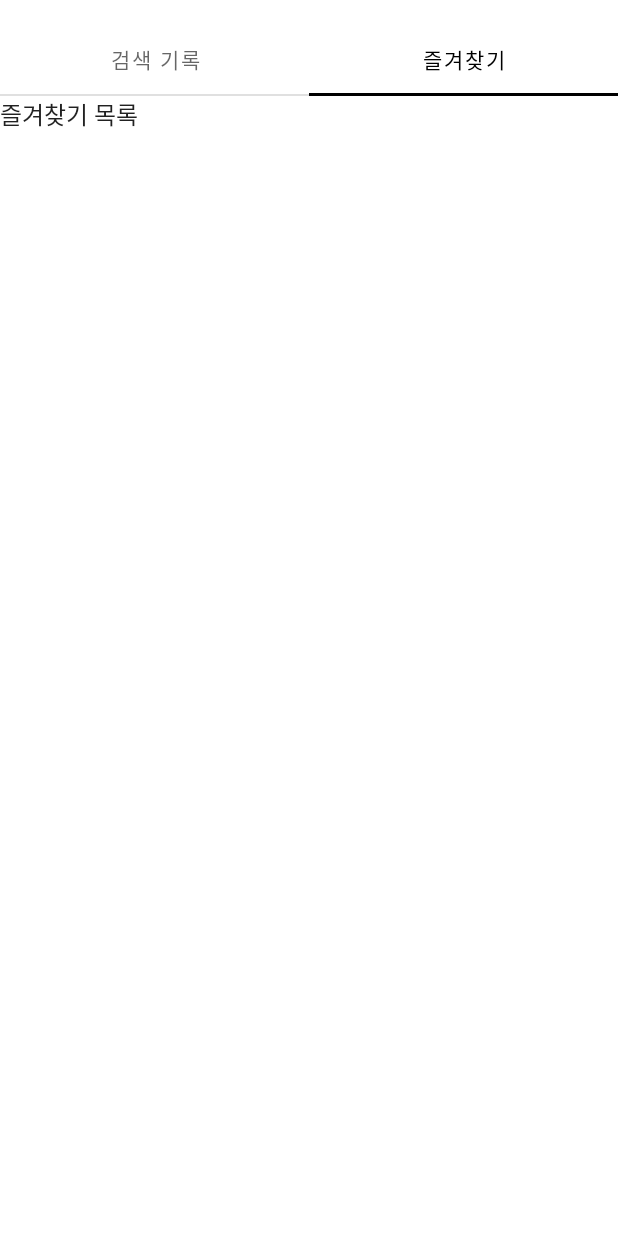
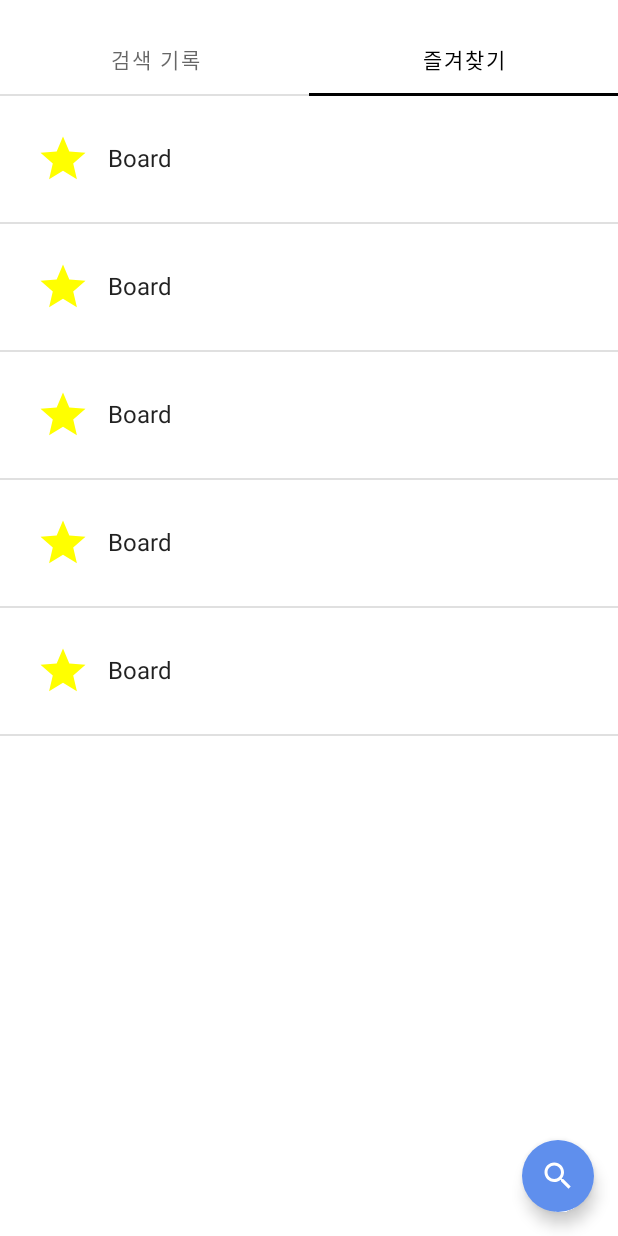
Before and after one commit to FirstianB101/reciptopia-android, an Android app built with Jetpack Compose: the composable SearchScreen called with empty values, tab 2 chosen, on a phone screen of 412 x 824 dp. Run offline under Robolectric (Android 15) with nearby library versions, the phone set to English and light mode, and no system bars; 1 statement that could not run was skipped.

Commit message:
made base of search history list and favorite list

```diff
--- a/app/src/main/java/com/ich/reciptopia/common/components/ReciptopiaTab.kt
+++ b/app/src/main/java/com/ich/reciptopia/common/components/ReciptopiaTab.kt
@@ -28,11 +28,11 @@ fun ReciptopiaTabRow(
             targetState = selectedIndex,
             transitionSpec = {
                 if(selectedIndex > initialState){
-                    slideInHorizontally{ width -> width/4 } + fadeIn() with
-                            slideOutHorizontally { width -> -width/4 } + fadeOut()
+                    slideInHorizontally{ width -> width/8 } + fadeIn() with
+                            slideOutHorizontally { width -> -width/8 } + fadeOut()
                 }else{
-                    slideInHorizontally{ width -> -width/4 } + fadeIn() with
-                            slideOutHorizontally { width -> width/4 } + fadeOut()
+                    slideInHorizontally{ width -> -width/8 } + fadeIn() with
+                            slideOutHorizontally { width -> width/8 } + fadeOut()
                 }.using(
                     SizeTransform(clip = false)
                 )
--- a/app/src/main/java/com/ich/reciptopia/presentation/main/components/MainScreen.kt
+++ b/app/src/main/java/com/ich/reciptopia/presentation/main/components/MainScreen.kt
@@ -49,6 +49,7 @@ fun MainScreen(
     val tabIndex = pagerState.currentPage
     val scope = rememberCoroutineScope()
 
+    var loginDialogState by remember { mutableStateOf(false) }
     var searchMode by remember { mutableStateOf(false) }
     var searchText by remember { mutableStateOf("") }
 
@@ -66,7 +67,9 @@ fun MainScreen(
                 backgroundColor = Color.White
             ) {
                 IconButton(
-                    onClick = {}
+                    onClick = {
+                        loginDialogState = true
+                    }
                 ) {
                     Icon(
                         modifier = Modifier.size(36.dp),
@@ -174,6 +177,9 @@ fun MainScreen(
                         chipStates = chipStates.addChipState {
                             it.removeAt(idx)
                         }
+                    },
+                    onChipReset = {
+                        chipStates = emptyList()
                     }
                 )
             }else{
--- /dev/null
+++ b/app/src/main/java/com/ich/reciptopia/presentation/main/search/components/FavoriteListItem.kt
@@ -0,0 +1,41 @@
+package com.ich.reciptopia.presentation.main.search.components
+
+import androidx.compose.foundation.layout.Row
+import androidx.compose.foundation.layout.Spacer
+import androidx.compose.foundation.layout.size
+import androidx.compose.foundation.layout.width
+import androidx.compose.material.Icon
+import androidx.compose.material.Text
+import androidx.compose.material.icons.Icons
+import androidx.compose.material.icons.filled.Grade
+import androidx.compose.runtime.Composable
+import androidx.compose.ui.Alignment
+import androidx.compose.ui.Modifier
+import androidx.compose.ui.graphics.Color
+import androidx.compose.ui.text.style.TextOverflow
+import androidx.compose.ui.unit.dp
+
+@Composable
+fun FavoriteListItem(
+    modifier: Modifier = Modifier,
+){
+    Row(
+        modifier = modifier,
+        verticalAlignment = Alignment.CenterVertically
+    ) {
+        Icon(
+            modifier = Modifier.size(36.dp),
+            imageVector = Icons.Filled.Grade,
+            contentDescription = "Favorite List Item Icon",
+            tint = Color.Yellow
+        )
+
+        Spacer(modifier = Modifier.width(12.dp))
+
+        Text(
+            text = "Board",
+            maxLines = 1,
+            overflow = TextOverflow.Ellipsis
+        )
+    }
+}
--- /dev/null
+++ b/app/src/main/java/com/ich/reciptopia/presentation/main/search/components/SearchHistoryListItem.kt
@@ -0,0 +1,74 @@
+package com.ich.reciptopia.presentation.main.search.components
+
+import androidx.compose.foundation.background
+import androidx.compose.foundation.layout.*
+import androidx.compose.foundation.shape.CircleShape
+import androidx.compose.foundation.shape.RoundedCornerShape
+import androidx.compose.material.Icon
+import androidx.compose.material.Text
+import androidx.compose.material.icons.Icons
+import androidx.compose.material.icons.outlined.Search
+import androidx.compose.runtime.Composable
+import androidx.compose.ui.Alignment
+import androidx.compose.ui.Modifier
+import androidx.compose.ui.draw.clip
+import androidx.compose.ui.graphics.Color
+import androidx.compose.ui.res.colorResource
+import androidx.compose.ui.text.SpanStyle
+import androidx.compose.ui.text.buildAnnotatedString
+import androidx.compose.ui.text.style.TextOverflow
+import androidx.compose.ui.text.withStyle
+import androidx.compose.ui.unit.dp
+import com.ich.reciptopia.R
+import com.ich.reciptopia.presentation.main.search.util.ChipState
+import com.ich.reciptopia.presentation.main.search.util.NormalChipState
+
+@Composable
+fun SearchHistoryListItem(
+    modifier: Modifier = Modifier,
+    items: List<NormalChipState>?
+){
+    Row(
+        modifier = modifier,
+        verticalAlignment = Alignment.CenterVertically
+    ) {
+        Box(
+            modifier = Modifier
+                .size(36.dp)
+                .clip(CircleShape)
+                .background(colorResource(id = R.color.light_blue)),
+            contentAlignment = Alignment.Center
+        ){
+            Icon(
+                modifier = Modifier.size(28.dp),
+                imageVector = Icons.Outlined.Search,
+                contentDescription = "Item Search Button",
+                tint = Color.White
+            )
+        }
+
+        Spacer(modifier = Modifier.width(12.dp))
+
+        if(items == null) {
+            Text(
+                text = "검색 기록"
+            )
+        }else{
+            Text(
+                buildAnnotatedString {
+                    items.forEach { chip ->
+                        withStyle(style = SpanStyle(
+                            color = if(chip.isSubIngredient) colorResource(R.color.sub_ingredient)
+                            else colorResource(id = R.color.main_ingredient)
+                        )){
+                            append(chip.text)
+                        }
+                        append(", ")
+                    }
+                },
+                maxLines = 1,
+                overflow = TextOverflow.Ellipsis
+            )
+        }
+    }
+}
--- a/app/src/main/java/com/ich/reciptopia/presentation/main/search/components/SearchScreen.kt
+++ b/app/src/main/java/com/ich/reciptopia/presentation/main/search/components/SearchScreen.kt
@@ -1,25 +1,29 @@
 package com.ich.reciptopia.presentation.main.search.components
 
-import androidx.compose.foundation.layout.Column
-import androidx.compose.foundation.layout.fillMaxWidth
-import androidx.compose.foundation.layout.padding
-import androidx.compose.material.Tab
-import androidx.compose.material.TabRow
-import androidx.compose.material.Text
+import androidx.compose.foundation.layout.*
+import androidx.compose.material.*
+import androidx.compose.material.icons.Icons
+import androidx.compose.material.icons.outlined.Search
 import androidx.compose.runtime.*
+import androidx.compose.runtime.getValue
+import androidx.compose.runtime.setValue
+import androidx.compose.ui.Alignment
 import androidx.compose.ui.Modifier
 import androidx.compose.ui.graphics.Color
+import androidx.compose.ui.res.colorResource
 import androidx.compose.ui.res.stringResource
 import androidx.compose.ui.unit.dp
 import com.ich.reciptopia.R
 import com.ich.reciptopia.presentation.main.search.util.ChipState
+import com.ich.reciptopia.presentation.main.search.util.NormalChipState
 
 @Composable
 fun SearchScreen(
     modifier: Modifier = Modifier,
     chipStates: List<ChipState>,
     onChipClicked: (String, Boolean, Int) -> Unit,
-    onDeleteClicked: (String, Boolean, Int) -> Unit
+    onDeleteClicked: (String, Boolean, Int) -> Unit,
+    onChipReset: () -> Unit
 ){
     var tabIndex by remember { mutableStateOf(0) }
     val tabTitles = listOf(
@@ -27,6 +31,15 @@ fun SearchScreen(
         stringResource(id = R.string.favorite)
     )
 
+    var testStates by remember { mutableStateOf(listOf(
+        listOf(NormalChipState("검색 메인 재료1",false),NormalChipState("검색 서브 재료1",true)),
+        listOf(NormalChipState("검색 메인 재료2",false),NormalChipState("검색 서브 재료2",true)),
+        listOf(NormalChipState("검색 메인 재료3",false),NormalChipState("검색 서브 재료3",true)),
+    )) }
+
+    Box(
+        modifier = Modifier.fillMaxSize()
+    ){
         Column(
             modifier = modifier
         ) {
@@ -55,9 +68,55 @@ fun SearchScreen(
                     }
                 }
                 when (tabIndex) {
-                0 -> Text("검색 기록 목록")
-                1 -> Text("즐겨찾기 목록")
+                    0 -> {
+                        for(st in testStates) {
+                            SearchHistoryListItem(
+                                modifier = Modifier
+                                    .fillMaxWidth()
+                                    .padding(24.dp),
+                                items = st
+                            )
+
+                            Divider()
+                        }
+                    }
+                    1 -> {
+                        for(i in 0..4) {
+                            FavoriteListItem(
+                                modifier = Modifier
+                                    .fillMaxWidth()
+                                    .padding(24.dp)
+                            )
+
+                            Divider()
                         }
                     }
                 }
             }
+        }
+
+        FloatingActionButton(
+            modifier = Modifier
+                .size(48.dp)
+                .align(Alignment.BottomEnd)
+                .offset(x = (-16).dp, y = (-16).dp),
+            onClick = {
+                testStates = testStates.toMutableList().also {
+                    val newChips = mutableListOf<NormalChipState>()
+                    for(st in chipStates){
+                        newChips.add(NormalChipState(st.text,st.isSubIngredient.value))
+                    }
+                    it.add(0,newChips)
+                }
+                onChipReset()
+            },
+            backgroundColor = colorResource(id = R.color.main_color),
+            contentColor = Color.White
+        ) {
+            Icon(
+                imageVector = Icons.Outlined.Search,
+                contentDescription = "Search FAB"
+            )
+        }
+    }
+}
--- a/app/src/main/java/com/ich/reciptopia/presentation/main/search/util/ChipState.kt
+++ b/app/src/main/java/com/ich/reciptopia/presentation/main/search/util/ChipState.kt
@@ -6,3 +6,8 @@ data class ChipState(
     var text: String,
     var isSubIngredient: MutableState<Boolean>
 )
+
+data class NormalChipState(
+    var text: String,
+    var isSubIngredient: Boolean
+)
--- a/app/src/main/res/values/colors.xml
+++ b/app/src/main/res/values/colors.xml
@@ -10,4 +10,5 @@
     <color name="main_color">#5F8FED</color>
     <color name="sub_ingredient">#5F8FED</color>
     <color name="main_ingredient">#EAAD11</color>
+    <color name="light_blue">#bebef0</color>
 </resources>
```
Lines whose indentation alone changed are shown as unchanged.
